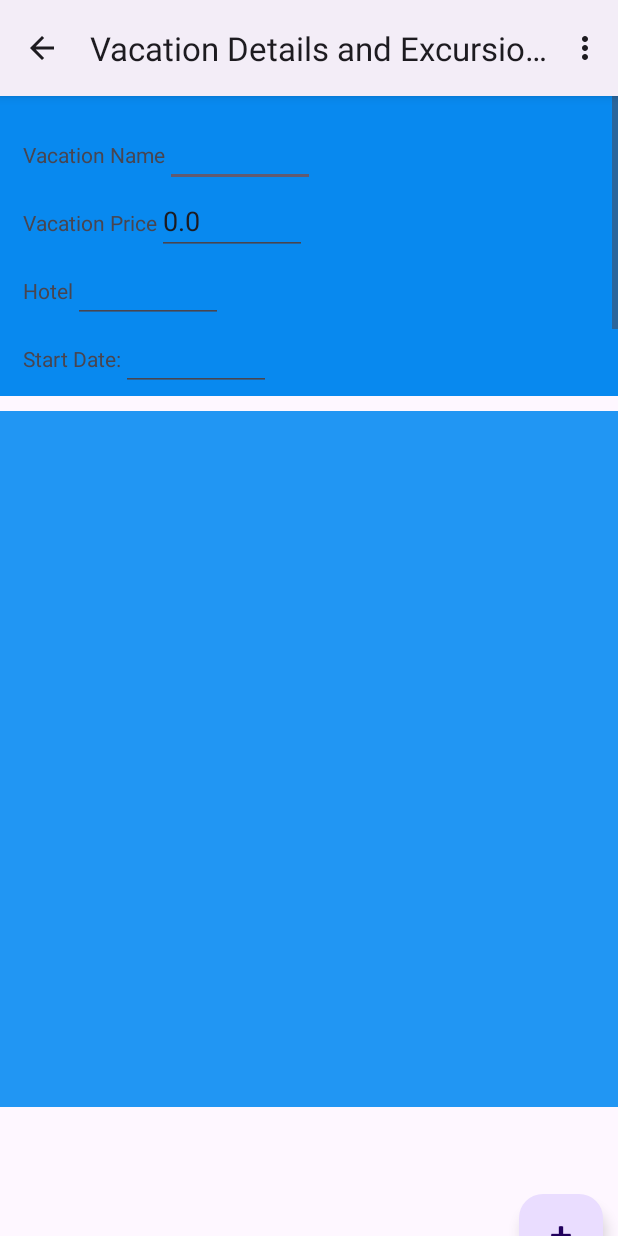
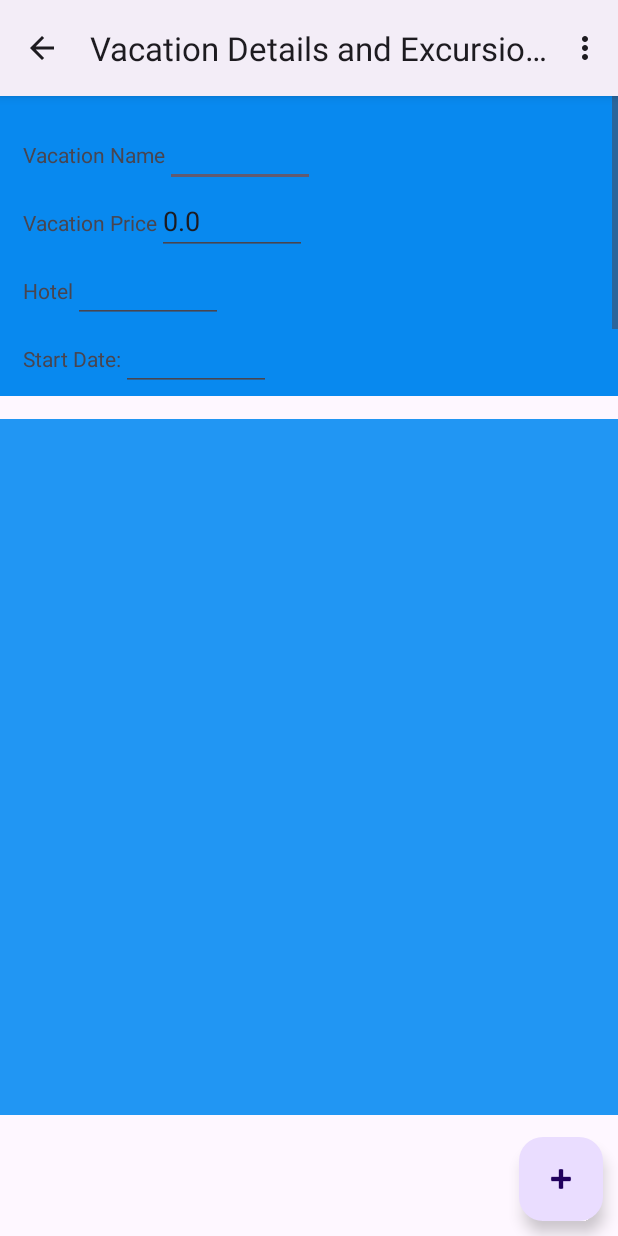
Before and after one commit to ecrai30/RhythmForgeWebApp, an Android app: the VacationDetails screen opened directly, with no data from a screen before it, on a phone screen of 412 x 824 dp. Run offline under Robolectric (Android 15) with nearby library versions, the phone set to English and light mode, and no system bars; our stand-ins replace Room's generated code.

Commit message:
Updated floating button

```diff
--- a/app/src/main/res/layout/activity_vacation_details.xml
+++ b/app/src/main/res/layout/activity_vacation_details.xml
@@ -106,17 +106,16 @@
 
     <com.google.android.material.floatingactionbutton.FloatingActionButton
         android:id="@+id/floatingActionButton2"
-        android:layout_width="0dp"
+        android:layout_width="56dp"
         android:layout_height="56dp"
         android:layout_margin="10dp"
-        android:layout_marginTop="7dp"
+        android:layout_marginStart="176dp"
         android:clickable="true"
         android:onClick="enterExcursionDetail"
+        app:layout_constraintRight_toRightOf="parent"
         app:layout_constraintBottom_toBottomOf="parent"
-        app:layout_constraintRight_toRightOf="parent"
-        app:layout_constraintTop_toBottomOf="@+id/excursionrecyclerview"
-        app:layout_constraintVertical_bias="0.0"
-        app:srcCompat="@android:drawable/ic_input_add" />
+        app:srcCompat="@android:drawable/ic_input_add"
+        tools:layout_editor_absoluteY="664dp" />
 
     <androidx.recyclerview.widget.RecyclerView
         android:id="@+id/excursionrecyclerview"
```
